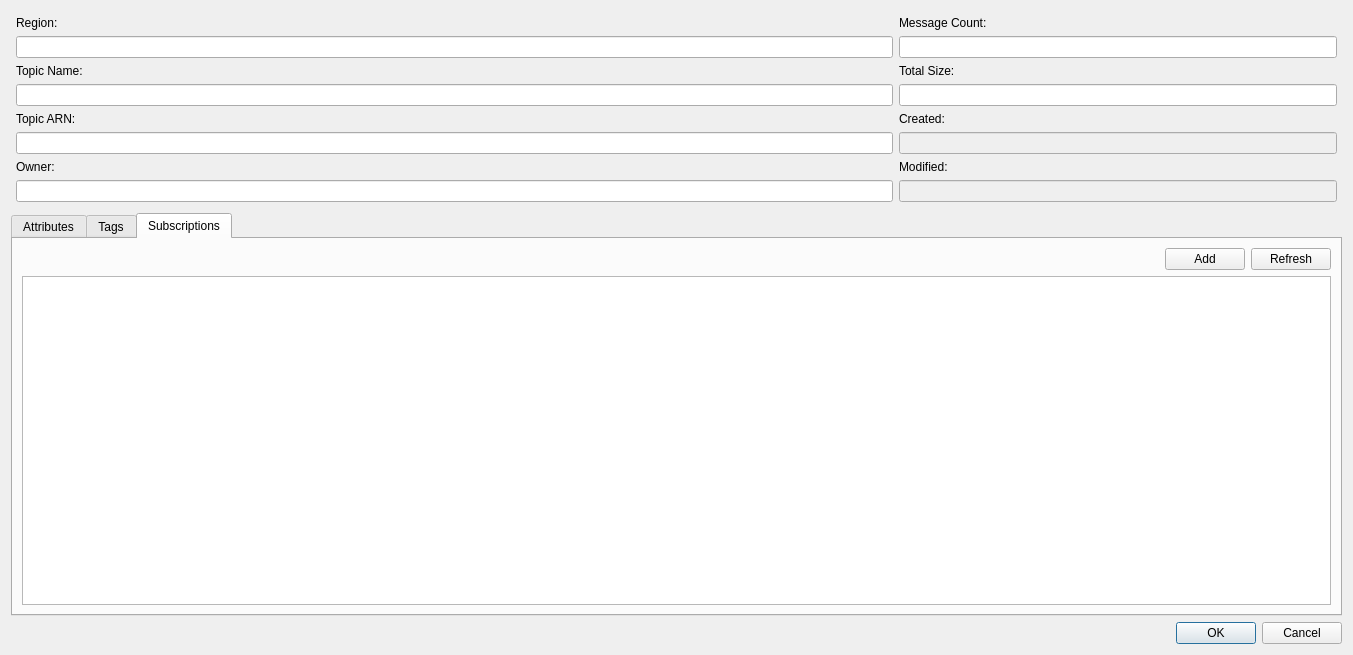
This is src/modules/sns/SNSTopicDetailsDialog.ui in jensvogt/awsmock-qt-ui as Qt 5 draws it before an edit. The edited form follows.
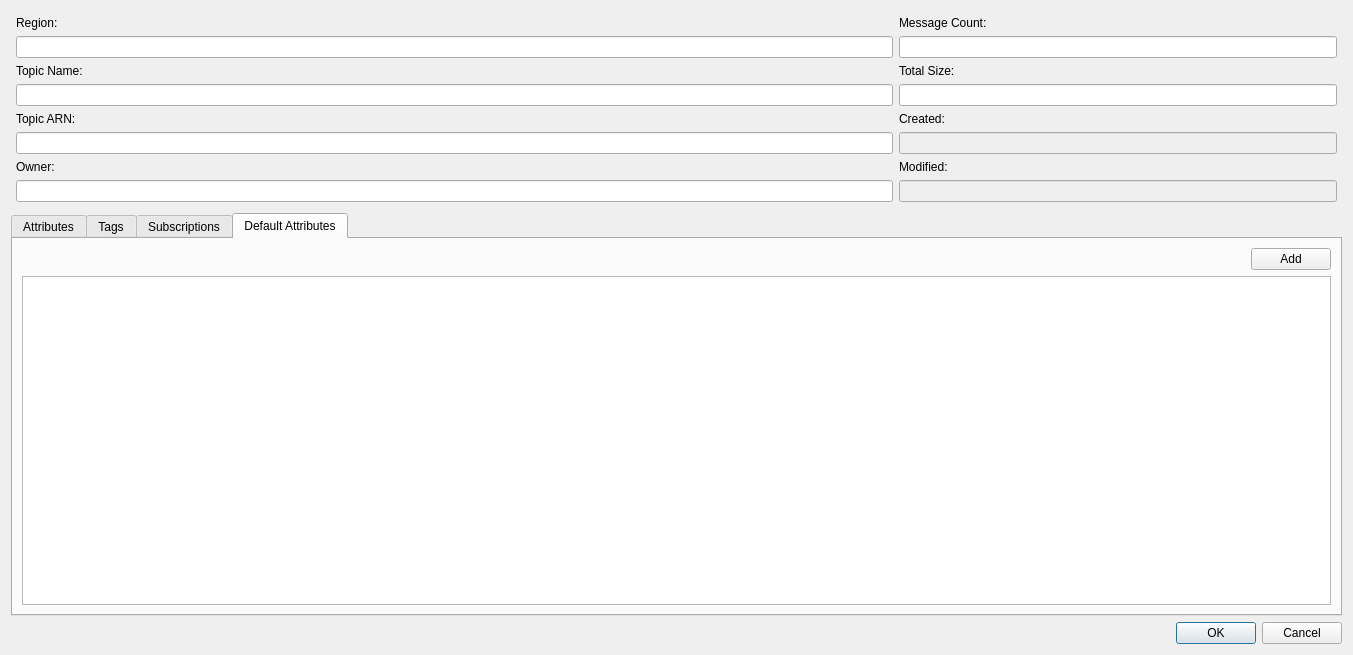
This is the edited form.

Commit message: fix: add SNS default message attributes

```diff
--- a/src/modules/sns/SNSTopicDetailsDialog.ui
+++ b/src/modules/sns/SNSTopicDetailsDialog.ui
@@ -163,7 +163,7 @@
    <item>
     <widget class="QTabWidget" name="tabWidget">
      <property name="currentIndex">
-      <number>2</number>
+      <number>3</number>
      </property>
      <widget class="QWidget" name="attributesTab">
       <attribute name="title">
@@ -305,6 +305,43 @@
        </item>
       </layout>
      </widget>
+     <widget class="QWidget" name="defaultAttributesTab">
+      <attribute name="title">
+       <string>Default Attributes</string>
+      </attribute>
+      <layout class="QVBoxLayout" name="verticalLayout_3">
+       <item>
+        <layout class="QHBoxLayout" name="horizontalLayout_4">
+         <property name="topMargin">
+          <number>0</number>
+         </property>
+         <item>
+          <spacer name="horizontalSpacer_4">
+           <property name="orientation">
+            <enum>Qt::Orientation::Horizontal</enum>
+           </property>
+           <property name="sizeHint" stdset="0">
+            <size>
+             <width>40</width>
+             <height>20</height>
+            </size>
+           </property>
+          </spacer>
+         </item>
+         <item>
+          <widget class="QPushButton" name="addDefaultAttributeButton">
+           <property name="text">
+            <string>Add</string>
+           </property>
+          </widget>
+         </item>
+        </layout>
+       </item>
+       <item>
+        <widget class="QTableView" name="defaultAttributeTable"/>
+       </item>
+      </layout>
+     </widget>
     </widget>
    </item>
    <item>
```
The commit also changes 26 other files.
